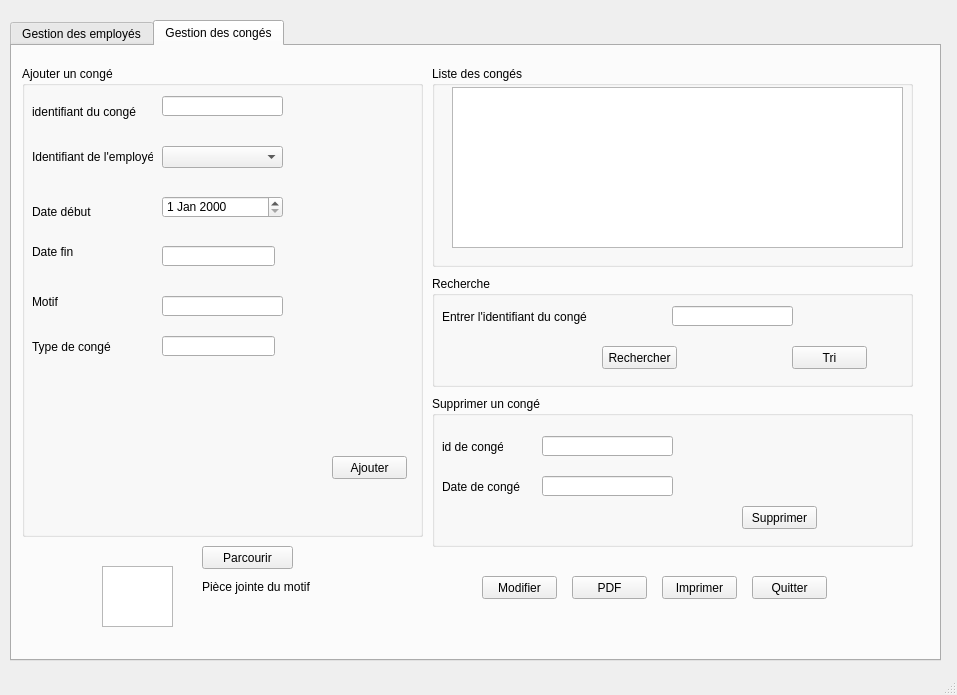
Before: the Qt Designer form mainwindow.ui in cyrineantar/Projet_cpp, drawn with Qt 5.
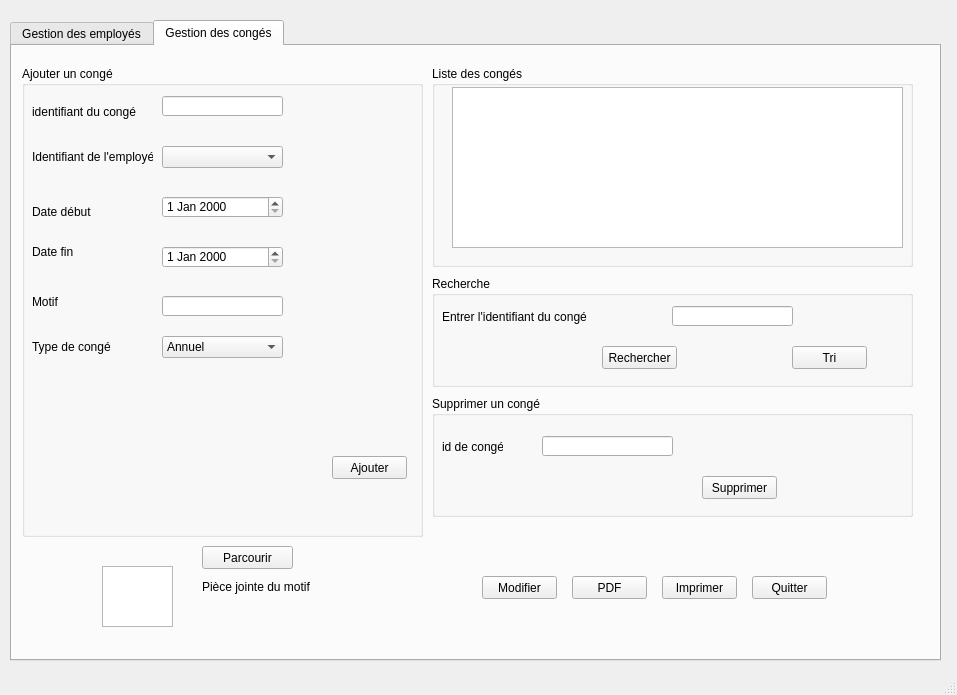
After: the same form once the commit is applied.

What changed in the file:
```diff
--- a/mainwindow.ui
+++ b/mainwindow.ui
@@ -648,26 +648,6 @@
         <string>identifiant du congé</string>
        </property>
       </widget>
-      <widget class="QLineEdit" name="lineEdit_datefin">
-       <property name="geometry">
-        <rect>
-         <x>140</x>
-         <y>180</y>
-         <width>113</width>
-         <height>20</height>
-        </rect>
-       </property>
-      </widget>
-      <widget class="QLineEdit" name="lineEdit_typeconge">
-       <property name="geometry">
-        <rect>
-         <x>140</x>
-         <y>270</y>
-         <width>113</width>
-         <height>20</height>
-        </rect>
-       </property>
-      </widget>
       <widget class="QComboBox" name="comboBox_emplo">
        <property name="geometry">
         <rect>
@@ -688,6 +668,51 @@
         </rect>
        </property>
       </widget>
+      <widget class="QDateEdit" name="lineEdit_datefin">
+       <property name="geometry">
+        <rect>
+         <x>140</x>
+         <y>180</y>
+         <width>121</width>
+         <height>22</height>
+        </rect>
+       </property>
+      </widget>
+      <widget class="QComboBox" name="lineEdit_typeconge">
+       <property name="geometry">
+        <rect>
+         <x>140</x>
+         <y>270</y>
+         <width>121</width>
+         <height>22</height>
+        </rect>
+       </property>
+       <item>
+        <property name="text">
+         <string>Annuel</string>
+        </property>
+       </item>
+       <item>
+        <property name="text">
+         <string>Sans solde</string>
+        </property>
+       </item>
+       <item>
+        <property name="text">
+         <string>Maladie</string>
+        </property>
+       </item>
+       <item>
+        <property name="text">
+         <string>Maternite</string>
+        </property>
+       </item>
+       <item>
+        <property name="text">
+         <string>Paternite</string>
+        </property>
+       </item>
+      </widget>
      </widget>
      <widget class="QGroupBox" name="groupBox_7">
       <property name="geometry">
@@ -780,7 +805,7 @@
         <x>420</x>
         <y>350</y>
         <width>481</width>
-        <height>151</height>
+        <height>121</height>
        </rect>
       </property>
       <property name="title">
@@ -789,8 +814,8 @@
       <widget class="QPushButton" name="Supprimer_2">
        <property name="geometry">
         <rect>
-         <x>310</x>
-         <y>110</y>
+         <x>270</x>
+         <y>80</y>
          <width>75</width>
          <height>23</height>
         </rect>
@@ -822,29 +847,6 @@
         </rect>
        </property>
       </widget>
-      <widget class="QLineEdit" name="lineEdit_5">
-       <property name="geometry">
-        <rect>
-         <x>110</x>
-         <y>80</y>
-         <width>131</width>
-         <height>20</height>
-        </rect>
-       </property>
-      </widget>
-      <widget class="QLabel" name="label_11">
-       <property name="geometry">
-        <rect>
-         <x>10</x>
-         <y>75</y>
-         <width>81</width>
-         <height>31</height>
-        </rect>
-       </property>
-       <property name="text">
-        <string>Date de congé</string>
-       </property>
-      </widget>
      </widget>
      <widget class="QPushButton" name="Modifier_2">
       <property name="geometry">
```
Left out of the diff: 74 changed lines with no effect on the pictures.
